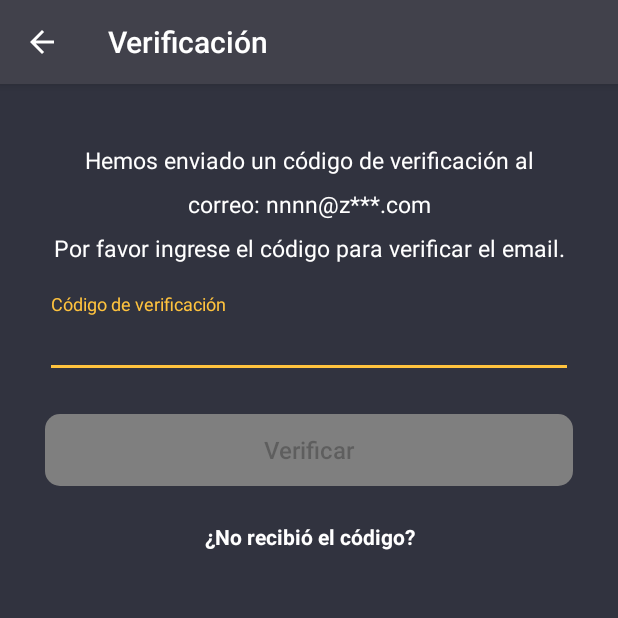
After one commit to jtoruno/RP-RX, an Android app: the ConfirmEmailActivity screen opened directly, with no data from a screen before it, on a phone screen of 412 x 824 dp, the top half of it. The commit adds this screen. Run offline under Robolectric (Android 15) with nearby library versions, the light colour scheme and no system bars; our stand-ins replace RxJava; libraries missing offline, so code that uses them is left out: com.trello.rxlifecycle, io.reactivex.rxkotlin, rx.subscriptions; 6 statements that could not run were skipped.

Commit message:
Complete email and Confirm email with test and VM

```diff
--- a/Application/src/main/java/com/zimplifica/redipuntos/libs/utils/ValidationService.kt
+++ b/Application/src/main/java/com/zimplifica/redipuntos/libs/utils/ValidationService.kt
@@ -25,7 +25,7 @@ object ValidationService {
         }
     }
 
-    private fun isValidEmail(username : String): Boolean{
+    fun isValidEmail(username : String): Boolean{
         return Patterns.EMAIL_ADDRESS.matcher(username).matches()
     }
 
--- /dev/null
+++ b/Application/src/main/java/com/zimplifica/redipuntos/ui/activities/ConfirmEmailActivity.kt
@@ -0,0 +1,104 @@
+package com.zimplifica.redipuntos.ui.activities
+
+import android.annotation.SuppressLint
+import android.content.Intent
+import android.support.v7.app.AppCompatActivity
+import android.os.Bundle
+import android.support.v7.app.AlertDialog
+import android.view.View
+import android.widget.Toast
+import com.zimplifica.redipuntos.R
+import com.zimplifica.redipuntos.extensions.onChange
+import com.zimplifica.redipuntos.libs.qualifiers.BaseActivity
+import com.zimplifica.redipuntos.libs.qualifiers.RequiresActivityViewModel
+import com.zimplifica.redipuntos.viewModels.ConfirmEmailVM
+import io.reactivex.android.schedulers.AndroidSchedulers
+import kotlinx.android.synthetic.main.activity_confirm_email.*
+
+@RequiresActivityViewModel(ConfirmEmailVM.ViewModel::class)
+
+class ConfirmEmailActivity : BaseActivity<ConfirmEmailVM.ViewModel>() {
+
+    @SuppressLint("CheckResult")
+    override fun onCreate(savedInstanceState: Bundle?) {
+        super.onCreate(savedInstanceState)
+        setContentView(R.layout.activity_confirm_email)
+        supportActionBar?.title = "Verificación"
+        progressBar8.visibility = View.GONE
+        supportActionBar!!.setDisplayHomeAsUpEnabled(true)
+        supportActionBar!!.setDisplayShowHomeEnabled(true)
+
+        confirm_email_btn.setOnClickListener {
+            this.viewModel.inputs.confirmEmailButtonPressed()
+        }
+        confirm_email_input.onChange { this.viewModel.inputs.verificationCodeChanged(it) }
+        confirm_email_resend.setOnClickListener {
+            this.viewModel.inputs.resendCodeButtonPressed()
+        }
+        this.viewModel.outputs.email().observeOn(AndroidSchedulers.mainThread())
+            .subscribe {
+                confirm_email_txt.text = "correo: $it"
+            }
+
+        this.viewModel.outputs.showError().observeOn(AndroidSchedulers.mainThread())
+            .subscribe {
+                showDialog("Lo sentimos", it)
+            }
+
+        this.viewModel.outputs.loading().observeOn(AndroidSchedulers.mainThread())
+            .subscribe {
+                if (it){
+                    confirm_email_btn.isEnabled = false
+                    progressBar8.visibility = View.VISIBLE
+                }else{
+                    confirm_email_btn.isEnabled = true
+                    progressBar8.visibility = View.GONE
+                }
+            }
+
+        this.viewModel.outputs.isButtonEnabled().observeOn(AndroidSchedulers.mainThread())
+            .subscribe { confirm_email_btn.isEnabled = it }
+
+        this.viewModel.outputs.showResendAlert().observeOn(AndroidSchedulers.mainThread())
+            .subscribe {
+                val builder = AlertDialog.Builder(this)
+                builder.setTitle("Alerta")
+                builder.setMessage("¿Deseas que se reenvíe el código de verificación?")
+                builder.setPositiveButton("Reenviar"){
+                    _,_ ->
+                    this.viewModel.inputs.confirmResendButtonPressed()
+                }
+                builder.setNegativeButton("Cancelar", null)
+                val dialog = builder.create()
+                dialog.show()
+            }
+
+        this.viewModel.outputs.codeResent().observeOn(AndroidSchedulers.mainThread())
+            .subscribe { Toast.makeText(this,"Código reenviado", Toast.LENGTH_SHORT).show() }
+
+        this.viewModel.outputs.confirmedEmail().observeOn(AndroidSchedulers.mainThread())
+            .subscribe {
+                Toast.makeText(this,"Correo Confirmado", Toast.LENGTH_SHORT).show()
+                finish()
+            }
+
+    }
+
+    private fun showDialog(title : String, message : String){
+        val builder = AlertDialog.Builder(this)
+        builder.setTitle(title)
+        builder.setMessage(message)
+        builder.setPositiveButton("Cerrar",null)
+        val dialog = builder.create()
+        dialog.show()
+    }
+
+    override fun onSupportNavigateUp(): Boolean {
+        onBackPressed()
+        return true
+    }
+
+    override fun onBackPressed() {
+        finish()
+    }
+}
--- /dev/null
+++ b/Application/src/main/java/com/zimplifica/redipuntos/viewModels/ConfirmEmailVM.kt
@@ -0,0 +1,130 @@
+package com.zimplifica.redipuntos.viewModels
+
+import android.support.annotation.NonNull
+import com.zimplifica.domain.entities.Result
+import com.zimplifica.redipuntos.extensions.takeWhen
+import com.zimplifica.redipuntos.libs.ActivityViewModel
+import com.zimplifica.redipuntos.libs.Environment
+import io.reactivex.Observable
+import io.reactivex.subjects.BehaviorSubject
+import io.reactivex.subjects.PublishSubject
+
+interface ConfirmEmailVM {
+    interface Inputs {
+        fun verificationCodeChanged(code: String)
+        fun confirmEmailButtonPressed()
+        fun resendCodeButtonPressed()
+        fun confirmResendButtonPressed()
+    }
+    interface Outputs {
+        fun email() : Observable<String>
+        fun loading() : Observable<Boolean>
+        fun confirmedEmail() : Observable<Unit>
+        fun showError() : Observable<String>
+        fun codeResent() : Observable<Unit>
+        fun isButtonEnabled() : Observable<Boolean>
+        fun showResendAlert () : Observable <Unit>
+
+    }
+    class ViewModel(@NonNull val environment: Environment) : ActivityViewModel<ConfirmEmailVM>(environment),Inputs, Outputs{
+
+        val inputs : Inputs = this
+        val outputs : Outputs = this
+
+        //Inputs
+        private val verificationCodeChanged = PublishSubject.create<String>()
+        private val confirmEmailButtonPressed = PublishSubject.create<Unit>()
+        private val resendCodeButtonPressed = PublishSubject.create<Unit>()
+        private val confirmResendButtonPressed = PublishSubject.create<Unit>()
+
+        //Outputs
+        private val email = BehaviorSubject.create<String>()
+        private val loading = BehaviorSubject.create<Boolean>()
+        private val confirmedEmail = BehaviorSubject.create<Unit>()
+        private val showError = BehaviorSubject.create<String>()
+        private val codeResent = BehaviorSubject.create<Unit>()
+        private val isButtonEnabled = BehaviorSubject.create<Boolean>()
+        private val showResendAlert = BehaviorSubject.create<Unit>()
+
+        init {
+            resendCodeButtonPressed
+                .subscribe(this.showResendAlert)
+
+            intent()
+                .filter { it.hasExtra("email") }
+                .map { it.getStringExtra("email") }
+                .subscribe(this.email)
+
+            verificationCodeChanged
+                .map { return@map it.length == 6 }
+                .subscribe(this.isButtonEnabled)
+
+            val confirmEvent = verificationCodeChanged
+                .takeWhen(this.confirmEmailButtonPressed)
+                .flatMap { this.confirmEmail(it.second) }
+                .share()
+
+            confirmEvent
+                .filter { !it.isFail() }
+                .map { Unit }
+                .subscribe(this.confirmedEmail)
+
+            val confirmationError = confirmEvent
+                .filter { it.isFail() }
+                .map { return@map "Ocurrió un problema al confirmar el correo" }
+
+
+            val resendEvent = confirmResendButtonPressed
+                .flatMap { this.verifyEmail() }
+                .share()
+
+            resendEvent
+                .filter { !it.isFail() }
+                .map { Unit }
+                .subscribe(this.codeResent)
+
+            val resendError = resendEvent
+                .filter { it.isFail() }
+                .map { "Ocurrió un problema al confirmar el correo" }
+
+            Observable.merge(resendError,confirmationError)
+                .subscribe(this.showError)
+        }
+
+
+        override fun verificationCodeChanged(code: String) = this.verificationCodeChanged.onNext(code)
+
+        override fun confirmEmailButtonPressed() = this.confirmEmailButtonPressed.onNext(Unit)
+
+        override fun resendCodeButtonPressed() = this.resendCodeButtonPressed.onNext(Unit)
+
+        override fun confirmResendButtonPressed() = this.confirmResendButtonPressed.onNext(Unit)
+
+        override fun email(): Observable<String> = this.email
+
+        override fun loading(): Observable<Boolean> = this.loading
+
+        override fun confirmedEmail(): Observable<Unit> = this.confirmedEmail
+
+        override fun showError(): Observable<String> = this.showError
+
+        override fun codeResent(): Observable<Unit> = this.codeResent
+
+        override fun isButtonEnabled(): Observable<Boolean> = this.isButtonEnabled
+
+        override fun showResendAlert(): Observable<Unit> = this.showResendAlert
+
+        private fun confirmEmail(code : String) : Observable<Result<Boolean>>{
+            return environment.authenticationUseCase().confirmEmail(code)
+                .doOnComplete { this.loading.onNext(false) }
+                .doOnSubscribe { this.loading.onNext(true) }
+        }
+
+        private fun verifyEmail() : Observable<Result<String>>{
+            return environment.authenticationUseCase().verifyEmail()
+                .doOnComplete { this.loading.onNext(false) }
+                .doOnSubscribe { this.loading.onNext(true) }
+        }
+
+    }
+}
--- /dev/null
+++ b/Application/src/main/res/layout/activity_confirm_email.xml
@@ -0,0 +1,93 @@
+<?xml version="1.0" encoding="utf-8"?>
+<android.support.constraint.ConstraintLayout
+        xmlns:android="http://schemas.android.com/apk/res/android"
+        xmlns:tools="http://schemas.android.com/tools"
+        android:background="@color/colorPrimary"
+        xmlns:app="http://schemas.android.com/apk/res-auto"
+        android:layout_width="match_parent"
+        android:layout_height="match_parent"
+        tools:context=".ui.activities.ConfirmEmailActivity">
+
+    <TextView
+            android:textSize="15sp"
+            android:textAlignment="center"
+            android:text="Hemos enviado un código de verificación al"
+            android:textColor="@android:color/white"
+            android:layout_width="match_parent"
+            android:layout_height="wrap_content"
+            android:id="@+id/textView19" android:layout_marginTop="40dp"
+            app:layout_constraintTop_toTopOf="parent" app:layout_constraintEnd_toEndOf="parent"
+            android:layout_marginEnd="30dp" app:layout_constraintStart_toStartOf="parent"
+            android:layout_marginStart="30dp"/>
+    <TextView
+            android:textSize="15sp"
+            android:textAlignment="center"
+            android:text="correo: nnnn@z***.com"
+            android:textColor="@android:color/white"
+            android:layout_width="match_parent"
+            android:layout_height="wrap_content"
+            android:id="@+id/confirm_email_txt" android:layout_marginTop="8dp"
+            app:layout_constraintTop_toBottomOf="@+id/textView19" app:layout_constraintStart_toStartOf="parent"
+            android:layout_marginStart="30dp" app:layout_constraintEnd_toEndOf="parent" android:layout_marginEnd="30dp"/>
+    <TextView
+            android:textAlignment="center"
+            android:textColor="@android:color/white"
+            android:textSize="15sp"
+            android:text="Por favor ingrese el código para verificar el email."
+            android:layout_width="match_parent"
+            android:layout_height="wrap_content"
+            android:id="@+id/textView21" android:layout_marginTop="8dp"
+            app:layout_constraintTop_toBottomOf="@+id/confirm_email_txt" app:layout_constraintEnd_toEndOf="parent"
+            android:layout_marginEnd="30dp" app:layout_constraintStart_toStartOf="parent"
+            android:layout_marginStart="30dp"/>
+    <android.support.design.widget.TextInputLayout
+            android:layout_width="match_parent"
+            android:textColorHint="@android:color/white"
+            android:layout_height="wrap_content"
+            android:layout_marginTop="20dp"
+            app:layout_constraintTop_toBottomOf="@+id/textView21" app:layout_constraintEnd_toEndOf="parent"
+            android:layout_marginEnd="30dp" app:layout_constraintStart_toStartOf="parent"
+            android:layout_marginStart="30dp" android:id="@+id/textInputLayout10">
+
+        <EditText
+                android:id="@+id/confirm_email_input"
+                android:backgroundTint="@android:color/white"
+                android:textColor="@android:color/white"
+                android:textColorHint="@android:color/white"
+                android:layout_width="match_parent"
+                android:layout_height="wrap_content"
+                android:inputType="numberSigned"
+                android:hint="Código de verificación"/>
+    </android.support.design.widget.TextInputLayout>
+    <ProgressBar
+            style="?android:attr/progressBarStyle"
+            android:layout_width="wrap_content"
+            android:layout_height="wrap_content"
+            android:id="@+id/progressBar8" android:layout_marginTop="8dp"
+            app:layout_constraintTop_toBottomOf="@+id/textInputLayout10" app:layout_constraintEnd_toEndOf="parent"
+            android:layout_marginEnd="8dp" app:layout_constraintStart_toStartOf="parent"
+            android:layout_marginStart="8dp"/>
+    <Button
+            android:text="Verificar"
+            android:textAllCaps="false"
+            android:textSize="16sp"
+            android:background="@drawable/btn_state"
+            android:enabled="false"
+            android:layout_width="match_parent"
+            android:layout_height="wrap_content"
+            android:id="@+id/confirm_email_btn" android:layout_marginTop="24dp"
+            app:layout_constraintTop_toBottomOf="@+id/progressBar8" app:layout_constraintEnd_toEndOf="parent"
+            android:layout_marginEnd="30dp" app:layout_constraintStart_toStartOf="parent"
+            android:layout_marginStart="30dp" app:layout_constraintHorizontal_bias="0.498"/>
+    <TextView
+            android:textAlignment="center"
+            android:textStyle="bold"
+            android:textColor="@android:color/white"
+            android:text="¿No recibió el código?"
+            android:layout_width="match_parent"
+            android:layout_height="wrap_content"
+            android:id="@+id/confirm_email_resend" android:layout_marginTop="24dp"
+            app:layout_constraintTop_toBottomOf="@+id/confirm_email_btn" app:layout_constraintEnd_toEndOf="parent"
+            android:layout_marginEnd="30dp" app:layout_constraintStart_toStartOf="parent"
+            android:layout_marginStart="30dp"/>
+</android.support.constraint.ConstraintLayout>
--- a/Application/src/main/res/values/strings.xml
+++ b/Application/src/main/res/values/strings.xml
@@ -24,5 +24,7 @@
     <!-- TODO: Remove or change this placeholder text -->
     <string name="hello_blank_fragment">Hello blank fragment</string>
 
-    <string name="barcodeinfo">Por favor enfoque en el recuadro el código de barras \n ubicado en la parte posterior de su cédula de identidad</string>
+    <string name="barcodeinfo">Por favor enfoque en el recuadro el código de barras \n ubicado en la parte posterior de
+        su cédula de identidad
+    </string>
 </resources>
```
Also changed, not shown: Application/src/main/AndroidManifest.xml (+7 -2 lines), Application/src/main/java/com/zimplifica/redipuntos/ui/activities/CompleteEmailActivity.kt (added, +77 -0 lines), Application/src/main/java/com/zimplifica/redipuntos/ui/activities/ConfirmCitizenInfoActivity.kt (+10 -2 lines), Application/src/main/java/com/zimplifica/redipuntos/viewModels/CompleteEmailVM.kt (added, +138 -0 lines), Application/src/main/res/layout/activity_complete_email.xml (added, +62 -0 lines), 3 other files.
